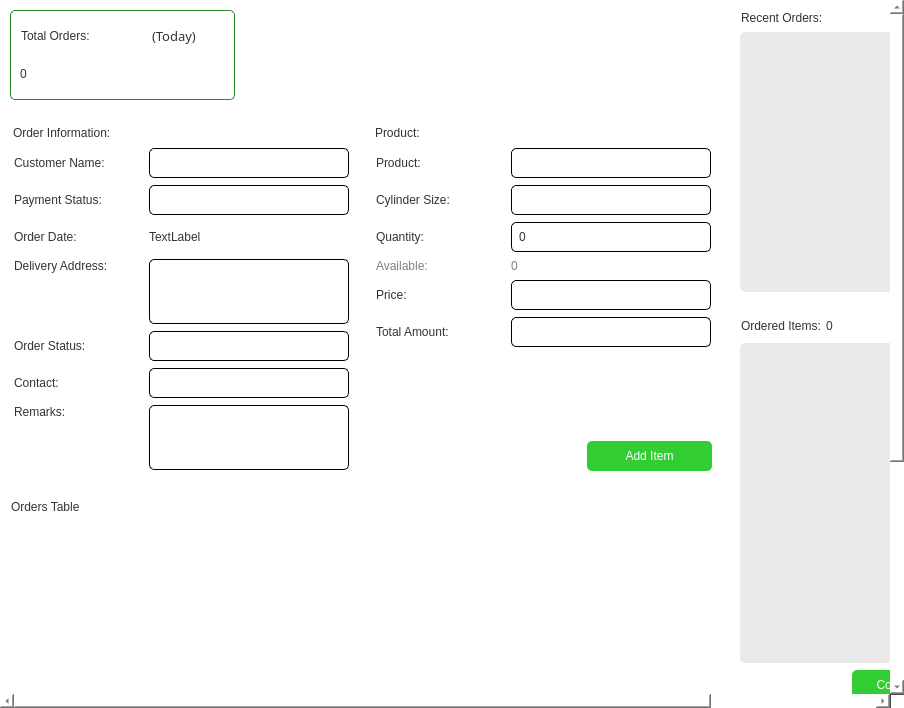
Old version of the form app/src/ui/final_ui/orders_page.ui in the repository Kazu0210/Inventory-System.
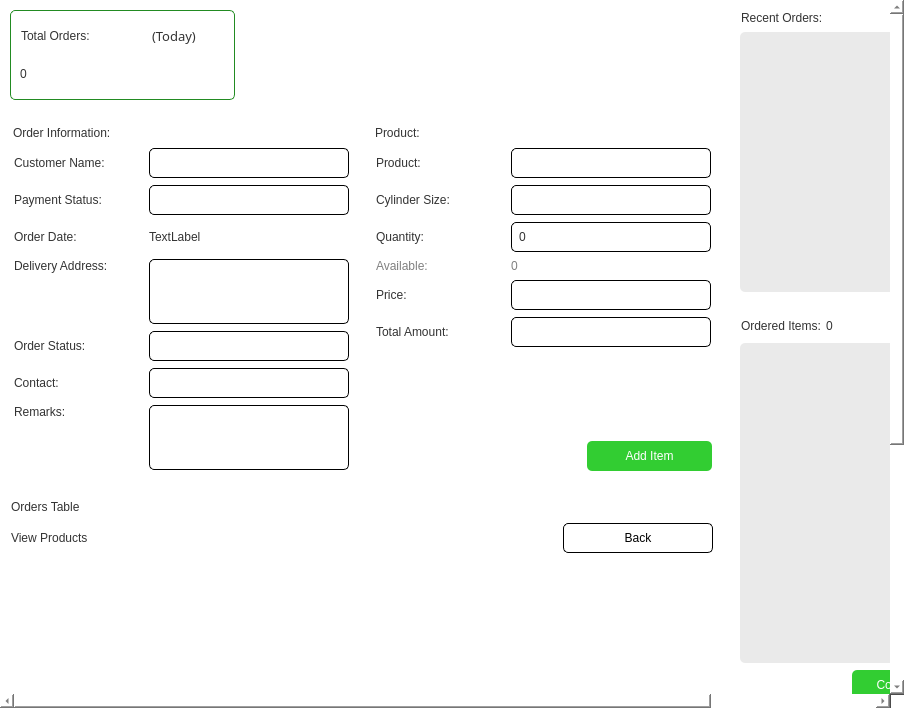
New version of the form.

Commit message: payment stat in order table; fixed

```diff
--- a/app/src/ui/final_ui/orders_page.ui
+++ b/app/src/ui/final_ui/orders_page.ui
@@ -122,10 +122,10 @@
      <widget class="QWidget" name="scrollAreaWidgetContents">
       <property name="geometry">
        <rect>
-        <x>-210</x>
+        <x>0</x>
         <y>0</y>
         <width>1100</width>
-        <height>1064</height>
+        <height>1104</height>
        </rect>
       </property>
       <layout class="QHBoxLayout" name="horizontalLayout_17">
@@ -1556,6 +1556,100 @@
                </layout>
               </widget>
              </item>
+             <item>
+              <widget class="QFrame" name="frame_36">
+               <property name="frameShape">
+                <enum>QFrame::StyledPanel</enum>
+               </property>
+               <property name="frameShadow">
+                <enum>QFrame::Raised</enum>
+               </property>
+               <layout class="QHBoxLayout" name="horizontalLayout_27">
+                <property name="spacing">
+                 <number>5</number>
+                </property>
+                <property name="leftMargin">
+                 <number>0</number>
+                </property>
+                <property name="topMargin">
+                 <number>0</number>
+                </property>
+                <property name="rightMargin">
+                 <number>0</number>
+                </property>
+                <property name="bottomMargin">
+                 <number>0</number>
+                </property>
+                <item alignment="Qt::AlignLeft">
+                 <widget class="QLabel" name="label_22">
+                  <property name="styleSheet">
+                   <string notr="true">font: 87 12pt &quot;Noto Sans Black&quot;;
+color: #333333;</string>
+                  </property>
+                  <property name="text">
+                   <string>View Products</string>
+                  </property>
+                 </widget>
+                </item>
+                <item alignment="Qt::AlignRight">
+                 <widget class="QFrame" name="backButton_frame">
+                  <property name="frameShape">
+                   <enum>QFrame::StyledPanel</enum>
+                  </property>
+                  <property name="frameShadow">
+                   <enum>QFrame::Raised</enum>
+                  </property>
+                  <layout class="QHBoxLayout" name="horizontalLayout_28">
+                   <property name="spacing">
+                    <number>0</number>
+                   </property>
+                   <property name="leftMargin">
+                    <number>0</number>
+                   </property>
+                   <property name="topMargin">
+                    <number>0</number>
+                   </property>
+                   <property name="rightMargin">
+                    <number>0</number>
+                   </property>
+                   <property name="bottomMargin">
+                    <number>0</number>
+                   </property>
+                   <item>
+                    <widget class="QPushButton" name="back_pushButton">
+                     <property name="minimumSize">
+                      <size>
+                       <width>150</width>
+                       <height>30</height>
+                      </size>
+                     </property>
+                     <property name="maximumSize">
+                      <size>
+                       <width>150</width>
+                       <height>30</height>
+                      </size>
+                     </property>
+                     <property name="cursor">
+                      <cursorShape>PointingHandCursor</cursorShape>
+                     </property>
+                     <property name="styleSheet">
+                      <string notr="true">background-color: #fff;
+font: 87 10pt &quot;Noto Sans Black&quot;;
+color: #000;
+border: 1px solid #000;
+border-radius: 5px;</string>
+                     </property>
+                     <property name="text">
+                      <string>Back</string>
+                     </property>
+                    </widget>
+                   </item>
+                  </layout>
+                 </widget>
+                </item>
+               </layout>
+              </widget>
+             </item>
              <item>
               <widget class="QTableWidget" name="orders_tableWidget">
                <property name="minimumSize">
```
The commit also changes 83 other files.
